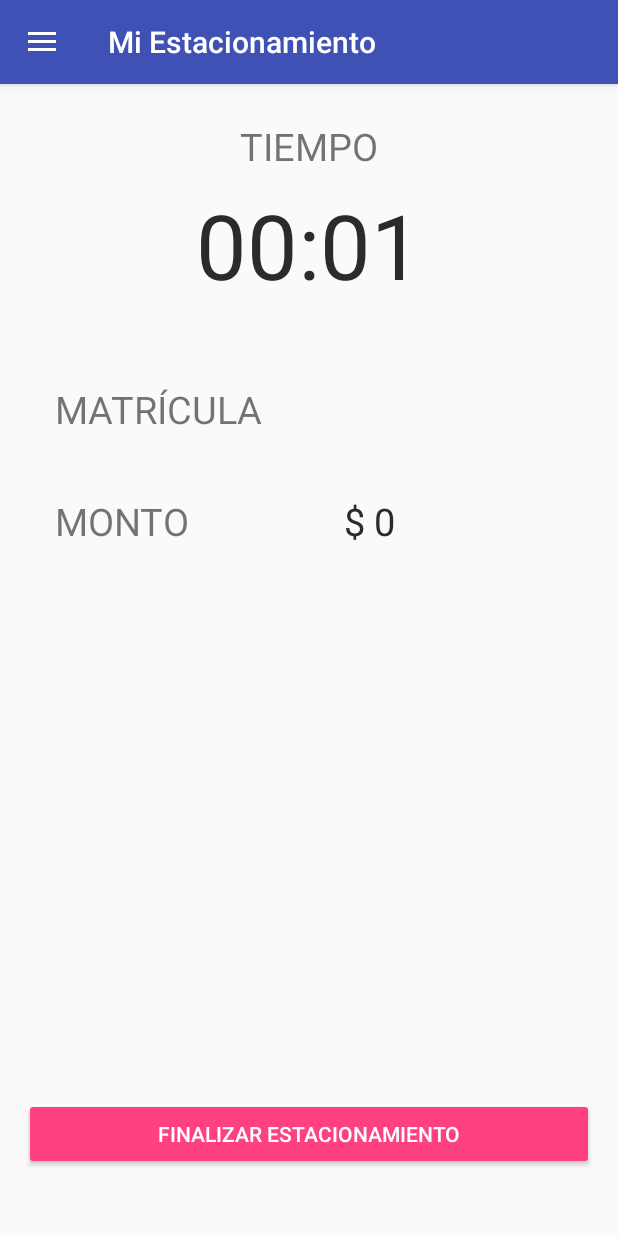
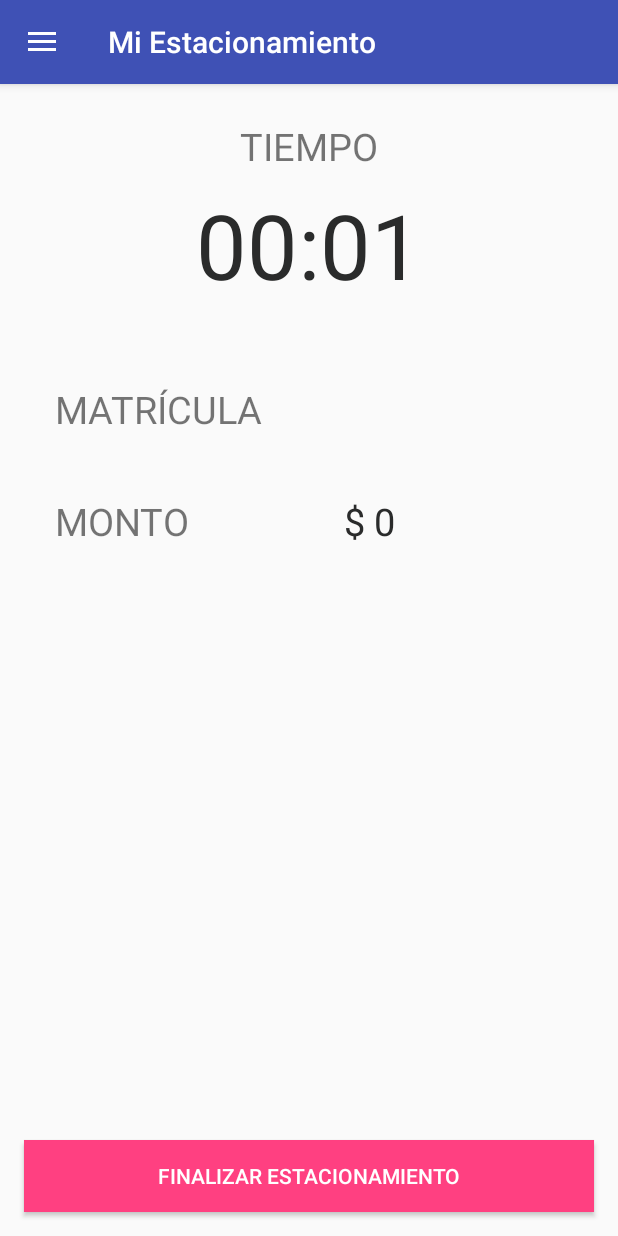
Before and after one commit to gramajox/ParkMe_Project, an Android app: the fragment CounterFragment placed in its activity, on a phone screen of 412 x 824 dp. Run offline under Robolectric (Android 15) with nearby library versions, the light colour scheme and no system bars; our stand-ins replace Firebase (no records; nobody signed in at launch, a user with empty details on screens opened directly).

Commit message:
adaptacion de botones al boton continuar

```diff
--- a/app/src/main/res/layout/fragment_counter.xml
+++ b/app/src/main/res/layout/fragment_counter.xml
@@ -100,22 +100,22 @@
 -->
     <Button
         android:id="@+id/pay_btn"
+        android:layout_width="match_parent"
+
+        android:layout_height="wrap_content"
+        android:layout_marginBottom="16dp"
+
+        android:layout_marginEnd="16dp"
+        android:layout_marginStart="16dp"
+        android:background="@color/colorAccent"
+
         android:text="Finalizar estacionamiento"
-
-        android:layout_width="match_parent"
-        android:layout_height="wrap_content"
-
-        android:layout_marginStart="16dp"
-        android:layout_marginEnd="16dp"
-        android:layout_marginBottom="44dp"
-
-        android:backgroundTint="@color/colorAccent"
         android:textAllCaps="true"
         android:textColor="@android:color/white"
 
         app:layout_constraintBottom_toBottomOf="parent"
         app:layout_constraintEnd_toEndOf="parent"
-        app:layout_constraintHorizontal_bias="1.0"
+        app:layout_constraintHorizontal_bias="0.0"
         app:layout_constraintStart_toStartOf="parent" />
 
 </android.support.constraint.ConstraintLayout>
--- a/app/src/main/res/values/strings.xml
+++ b/app/src/main/res/values/strings.xml
@@ -46,6 +46,7 @@
     <string name="initialTimeCountdown">120</string>
     <string name="back_txt">Atras</string>
     <string name="prices_list_txt"><![CDATA[
+         \n
         $ 5\n
         $ 10\n
         $ 15\n
@@ -54,6 +55,7 @@
         $ 30\n
     ]]></string>
     <string name="times_list_txt"><![CDATA[
+        \n
         30 minutos\n
         1 hora\n
         1 hora 30 minutos\n
```
Also changed, not shown: app/src/main/res/layout/fragment_time_left.xml (+5 -4 lines).
